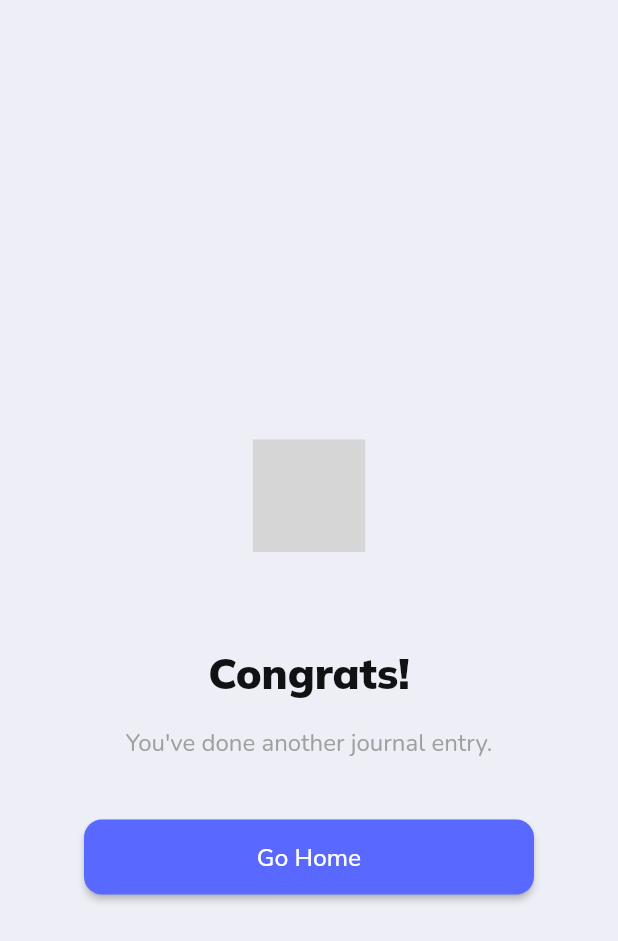
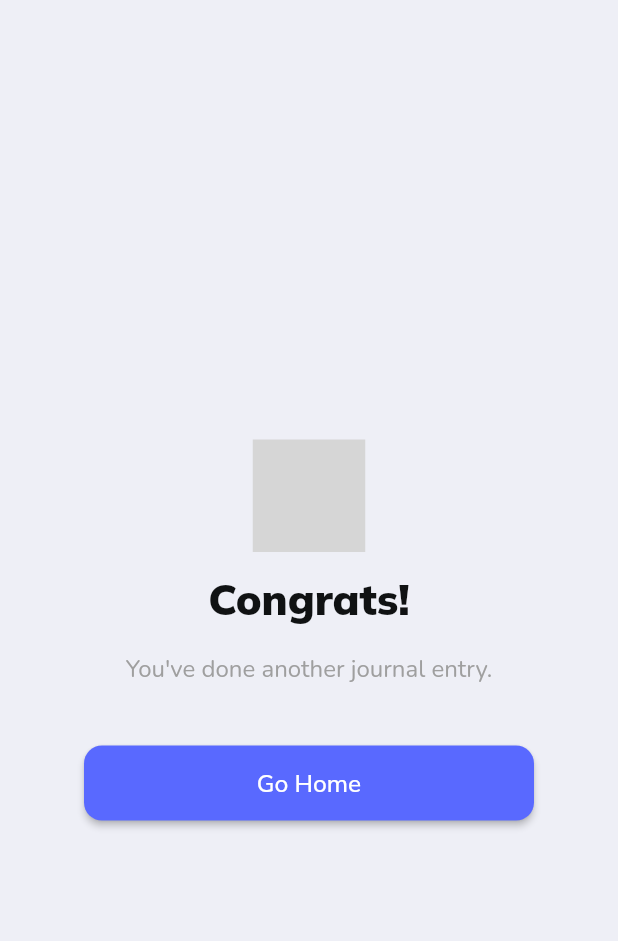
Before and after one commit to Anozerz/mmp, a Flutter app: the JournalSuccessCopyWidget screen opened by its route, on a phone screen of 412 x 824 dp. Shown: the top 941 px of the screen. Run offline on Flutter 3.47's test engine with Material 2 defaults, Android fonts, the phone set to English and light mode, and no system bars; drawn by our look-alikes of auto_size_text; our stand-ins replace built_collection, built_value, cached_network_image, cloud_firestore, firebase_auth, firebase_core and 16 more; missing offline and left inert: json_path; accounts and stored records are empty; network calls fail; grey boxes are pictures that could not be loaded.

Commit message:
Updating to latest FlutterFlow output.

```diff
--- a/lib/journal_success_copy/journal_success_copy_widget.dart
+++ b/lib/journal_success_copy/journal_success_copy_widget.dart
@@ -60,10 +60,8 @@ class _JournalSuccessCopyWidgetState extends State<JournalSuccessCopyWidget> {
               crossAxisAlignment: CrossAxisAlignment.end,
               children: [
                 Spacer(),
-                Expanded(
-                  child: Padding(
-                    padding:
-                        EdgeInsetsDirectional.fromSTEB(0.0, 0.0, 0.0, 14.0),
+                Padding(
+                  padding: EdgeInsetsDirectional.fromSTEB(0.0, 0.0, 0.0, 14.0),
                   child: Row(
                     mainAxisSize: MainAxisSize.max,
                     mainAxisAlignment: MainAxisAlignment.center,
@@ -77,7 +75,6 @@ class _JournalSuccessCopyWidgetState extends State<JournalSuccessCopyWidget> {
                         animate: true,
                       ),
                     ],
-                    ),
                   ),
                 ),
                 Container(
```
Lines whose indentation alone changed are shown as unchanged.
